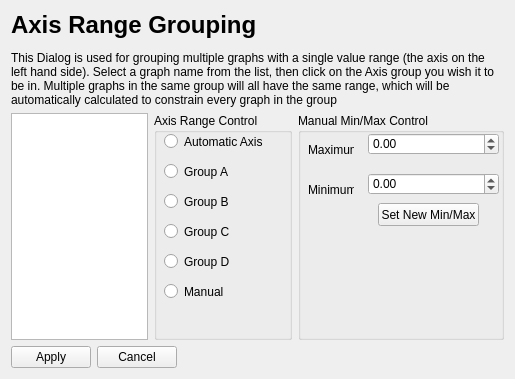
Qt form src/ui/AP2DataPlotAxisDialog.ui (ArduPilot/apm_planner) before a commit.
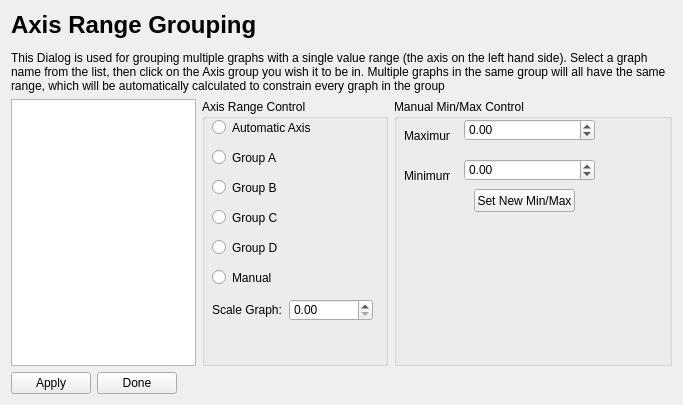
The same form after that commit.

Commit message: Change so graph grouping box shows properly now with a button, and the table view when loading an offline log file allows you to filter by message type with "Show only this"

Diff of the .ui file:
```diff
--- a/src/ui/AP2DataPlotAxisDialog.ui
+++ b/src/ui/AP2DataPlotAxisDialog.ui
@@ -6,8 +6,8 @@
    <rect>
     <x>0</x>
     <y>0</y>
-    <width>515</width>
-    <height>379</height>
+    <width>683</width>
+    <height>405</height>
    </rect>
   </property>
   <property name="windowTitle">
@@ -116,6 +116,35 @@
          <string>Manual</string>
         </property>
        </widget>
+       <widget class="QWidget" name="horizontalLayoutWidget">
+        <property name="geometry">
+         <rect>
+          <x>10</x>
+          <y>200</y>
+          <width>161</width>
+          <height>22</height>
+         </rect>
+        </property>
+        <layout class="QHBoxLayout" name="horizontalLayout_3">
+         <item>
+          <widget class="QLabel" name="label_4">
+           <property name="text">
+            <string>Scale Graph:</string>
+           </property>
+          </widget>
+         </item>
+         <item>
+          <widget class="QDoubleSpinBox" name="graphScaleDoubleSpinBox">
+           <property name="decimals">
+            <number>2</number>
+           </property>
+           <property name="maximum">
+            <double>100000.000000000000000</double>
+           </property>
+          </widget>
+         </item>
+        </layout>
+       </widget>
       </widget>
      </item>
      <item>
@@ -210,7 +239,7 @@
      <item>
       <widget class="QPushButton" name="cancelPushButton">
        <property name="text">
-        <string>Cancel</string>
+        <string>Done</string>
        </property>
       </widget>
      </item>
```
The commit also changes 7 other files.
